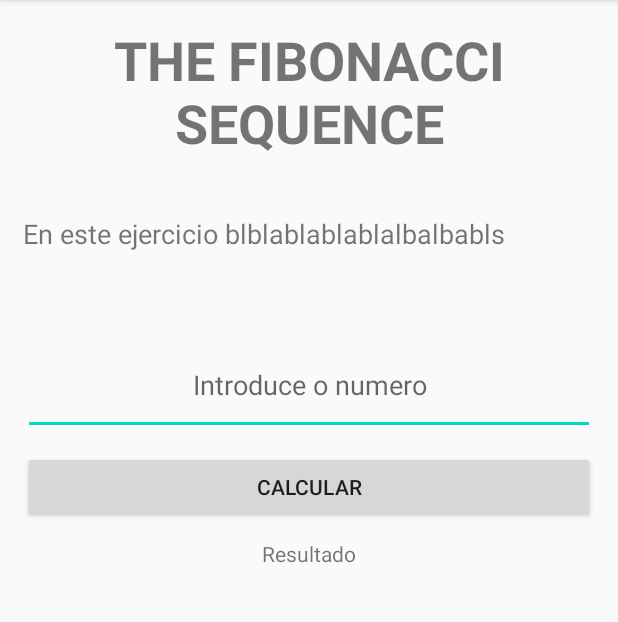
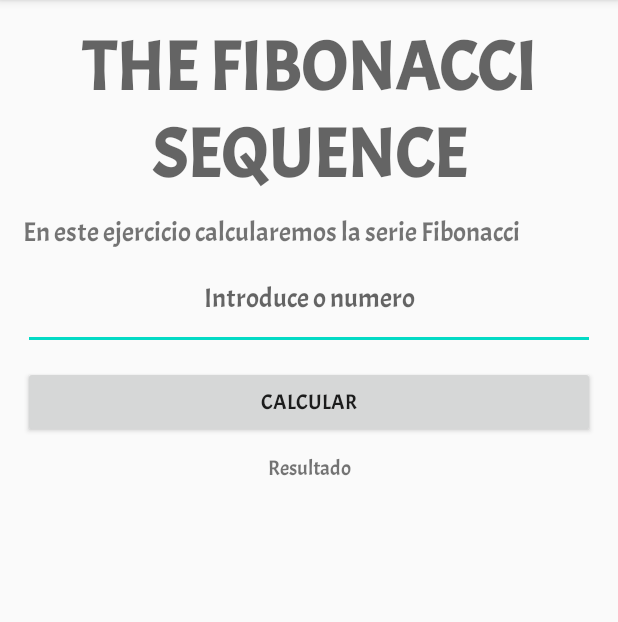
Before and after one commit to SrDyamond/Android, an Android app: the screen it shows after launch (MainActivity), on a phone screen of 412 x 824 dp, the part 84-706 px from its top. Run offline under Robolectric (Android 15) with nearby library versions, the phone set to English and light mode, and no system bars.

Commit message:
"Update Style"

```diff
--- a/EjercicioEvaluable1/app/src/main/res/layout/activity_main.xml
+++ b/EjercicioEvaluable1/app/src/main/res/layout/activity_main.xml
@@ -16,20 +16,24 @@
         android:layout_height="117dp"
         android:layout_gravity="center_horizontal"
         android:layout_marginVertical="5dp"
+        android:capitalize="characters"
+        android:fontFamily="@font/acme"
         android:gravity="center_horizontal"
         android:text="@string/the_fibonacci_sequence"
         android:textAlignment="center"
         android:textAllCaps="true"
+        android:textAppearance="@style/TextAppearance.AppCompat.Medium"
         android:textSize="36sp"
         android:textStyle="bold"
-        app:autoSizeTextType="none" />
+        app:autoSizeTextType="uniform" />
 
     <TextView
         android:id="@+id/descripcion"
         android:layout_width="match_parent"
-        android:layout_height="80dp"
+        android:layout_height="wrap_content"
         android:layout_marginVertical="5dp"
-        android:text="@string/en_este_ejercicio_blblablablablalbalbabls"
+        android:fontFamily="@font/acme"
+        android:text="En este ejercicio calcularemos la serie Fibonacci"
         android:textSize="18sp" />
 
     <EditText
@@ -39,6 +43,7 @@
         android:layout_marginVertical="5dp"
         android:autofillHints=""
         android:ems="10"
+        android:fontFamily="@font/acme"
         android:gravity="center_horizontal"
         android:hint="@string/introduce_o_numero"
         android:inputType="number"
@@ -50,6 +55,7 @@
         android:layout_width="match_parent"
         android:layout_height="wrap_content"
         android:layout_marginVertical="5dp"
+        android:fontFamily="@font/acme"
         android:onClick="pulsarBoton"
         android:text="@string/calcular" />
 
@@ -58,6 +64,7 @@
         android:layout_width="match_parent"
         android:layout_height="29dp"
         android:layout_marginVertical="5dp"
+        android:fontFamily="@font/acme"
         android:gravity="center_horizontal"
         android:text="@string/resultado"
         android:textAlignment="center"
@@ -68,6 +75,7 @@
         android:layout_width="match_parent"
         android:layout_height="60dp"
         android:layout_marginVertical="5dp"
+        android:fontFamily="@font/acme"
         android:gravity="center_horizontal"
         android:textAlignment="center"
         app:autoSizeTextType="none"
```
Also changed, not shown: EjercicioEvaluable1/app/src/main/res/font/acme.ttf (added).
